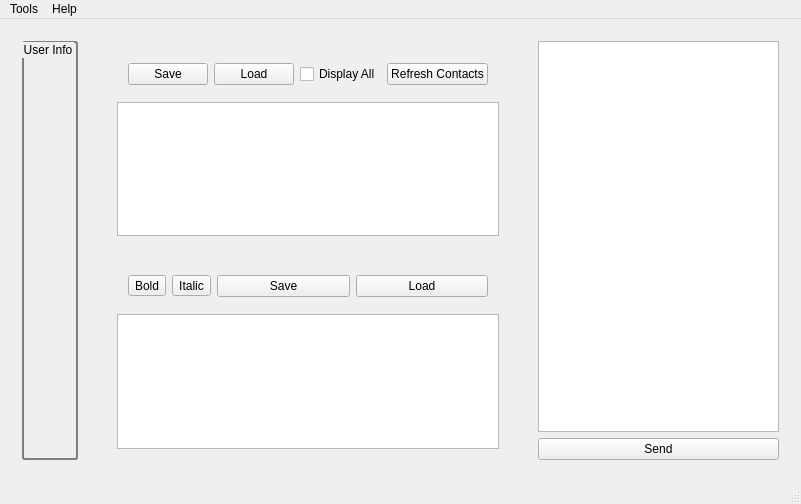
Qt form UI/mainwindow.ui (ziadkiwan/teamsext) before a commit.
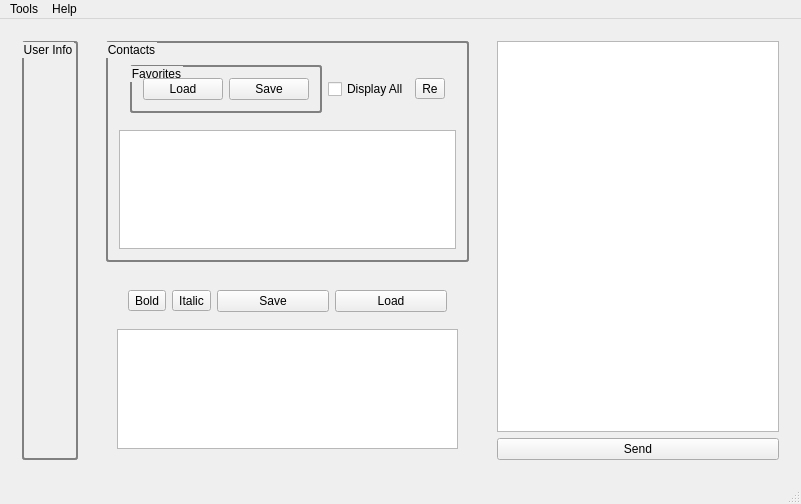
The same form after that commit.

Patch:
```diff
--- a/UI/mainwindow.ui
+++ b/UI/mainwindow.ui
@@ -96,18 +96,26 @@
      <widget class="QWidget" name="widget_3" native="true">
       <layout class="QVBoxLayout" name="verticalLayout_3">
        <item>
-        <widget class="QWidget" name="widget_4" native="true">
-         <layout class="QVBoxLayout" name="verticalLayout_4">
+        <widget class="QGroupBox" name="groupBox">
+         <property name="styleSheet">
+          <string notr="true">QGroupBox { 
+     border: 2px solid gray; 
+     border-radius: 3px; 
+ }</string>
+         </property>
+         <property name="title">
+          <string>Contacts</string>
+         </property>
+         <layout class="QVBoxLayout" name="verticalLayout_7">
           <item>
            <widget class="QWidget" name="widget_6" native="true">
             <layout class="QHBoxLayout" name="horizontalLayout_2">
              <item>
-              <widget class="QPushButton" name="btn_save_contacts">
-               <property name="text">
-                <string>Save</string>
+              <widget class="QGroupBox" name="groupBox_2">
+               <property name="title">
+                <string>Favorites</string>
                </property>
-              </widget>
-             </item>
+               <layout class="QHBoxLayout" name="horizontalLayout_4">
              <item>
               <widget class="QPushButton" name="btn_load_contacts">
                <property name="text">
@@ -116,6 +124,16 @@
               </widget>
              </item>
              <item>
+                 <widget class="QPushButton" name="btn_save_contacts">
+                  <property name="text">
+                   <string>Save</string>
+                  </property>
+                 </widget>
+                </item>
+               </layout>
+              </widget>
+             </item>
+             <item>
               <widget class="QCheckBox" name="chck_groups">
                <property name="text">
                 <string>Display All</string>
@@ -123,9 +141,9 @@
               </widget>
              </item>
              <item>
-              <widget class="QPushButton" name="refreshcontact">
+              <widget class="QToolButton" name="btn_refresh_contact">
                <property name="text">
-                <string>Refresh Contacts</string>
+                <string>Re</string>
                </property>
               </widget>
              </item>
```
Lines whose indentation alone changed are shown as unchanged.
